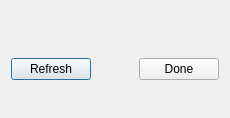
First picture: the form in src/chartdialog.ui, repository nmfs-ost/ss3-ssi, before the edit.
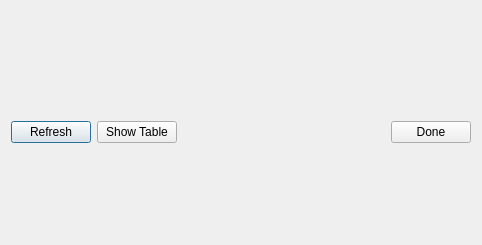
Second picture: the form after the edit.

Commit message: created separate table dialog for output likelihood.

The edit to the form file:
```diff
--- a/src/chartdialog.ui
+++ b/src/chartdialog.ui
@@ -6,8 +6,8 @@
    <rect>
     <x>0</x>
     <y>0</y>
-    <width>230</width>
-    <height>118</height>
+    <width>482</width>
+    <height>245</height>
    </rect>
   </property>
   <property name="windowTitle">
@@ -61,6 +61,16 @@
        </property>
       </widget>
      </item>
+     <item>
+      <widget class="QPushButton" name="pushButton_showTable">
+       <property name="text">
+        <string>Show Table</string>
+       </property>
+       <property name="checkable">
+        <bool>true</bool>
+       </property>
+      </widget>
+     </item>
      <item>
       <spacer name="horizontalSpacer">
        <property name="orientation">
```
The commit also changes 6 other files.
